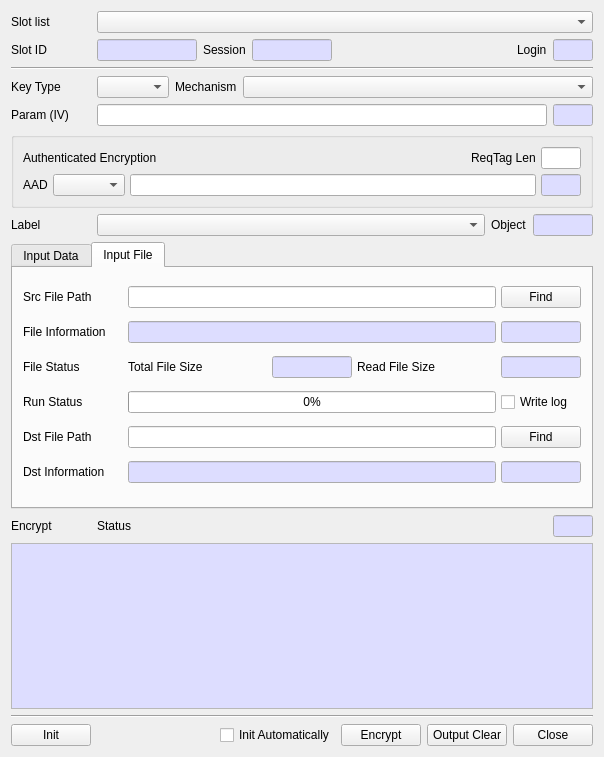
The window that CryptokiMan/encrypt_dlg.ui (jykim74/CryptokiMan) describes before a commit, drawn with Qt 5.
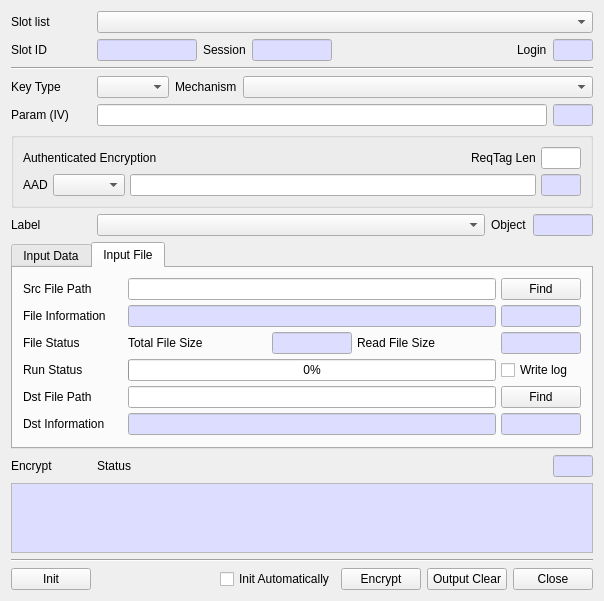
The same window after the commit.

What changed in the file:
```diff
--- a/CryptokiMan/encrypt_dlg.ui
+++ b/CryptokiMan/encrypt_dlg.ui
@@ -7,7 +7,7 @@
     <x>0</x>
     <y>0</y>
     <width>604</width>
-    <height>757</height>
+    <height>596</height>
    </rect>
   </property>
   <property name="windowTitle">
```
